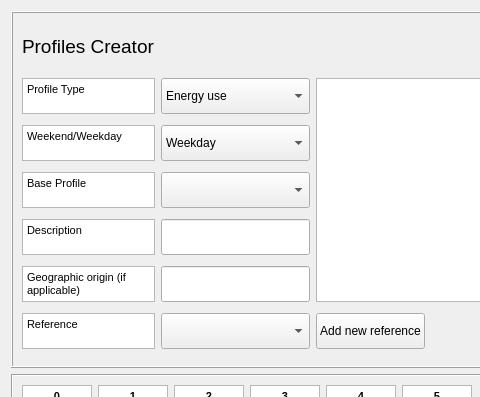
Old version of the form tabs/profiles_tab.ui in the repository gusbacos/suews_database_manager; both pictures show x 0 to 480 and y 0 to 397 of the 914 by 629 pixel window.
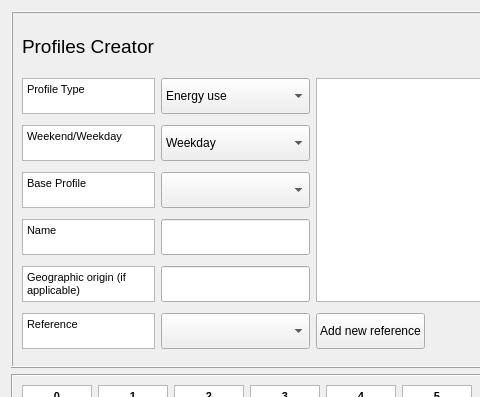
New version of the form. Custom widgets are drawn as their Qt base class.

Commit message: change name on Description descOrigin to Name and nameOrigin

```diff
--- a/tabs/profiles_tab.ui
+++ b/tabs/profiles_tab.ui
@@ -63,7 +63,7 @@
 &lt;html&gt;&lt;head&gt;&lt;meta name=&quot;qrichtext&quot; content=&quot;1&quot; /&gt;&lt;style type=&quot;text/css&quot;&gt;
 p, li { white-space: pre-wrap; }
 &lt;/style&gt;&lt;/head&gt;&lt;body style=&quot; font-family:'MS Shell Dlg 2'; font-size:8.25pt; font-weight:400; font-style:normal;&quot;&gt;
-&lt;p style=&quot; margin-top:0px; margin-bottom:0px; margin-left:0px; margin-right:0px; -qt-block-indent:0; text-indent:0px;&quot;&gt;&lt;span style=&quot; font-size:8pt;&quot;&gt;Description&lt;/span&gt;&lt;/p&gt;&lt;/body&gt;&lt;/html&gt;</string>
+&lt;p style=&quot; margin-top:0px; margin-bottom:0px; margin-left:0px; margin-right:0px; -qt-block-indent:0; text-indent:0px;&quot;&gt;&lt;span style=&quot; font-size:8pt;&quot;&gt;Name&lt;/span&gt;&lt;/p&gt;&lt;/body&gt;&lt;/html&gt;</string>
         </property>
        </widget>
       </item>
```
Left out of the diff: 2 changed lines with no effect on the pictures. The commit also changes 29 other files.
